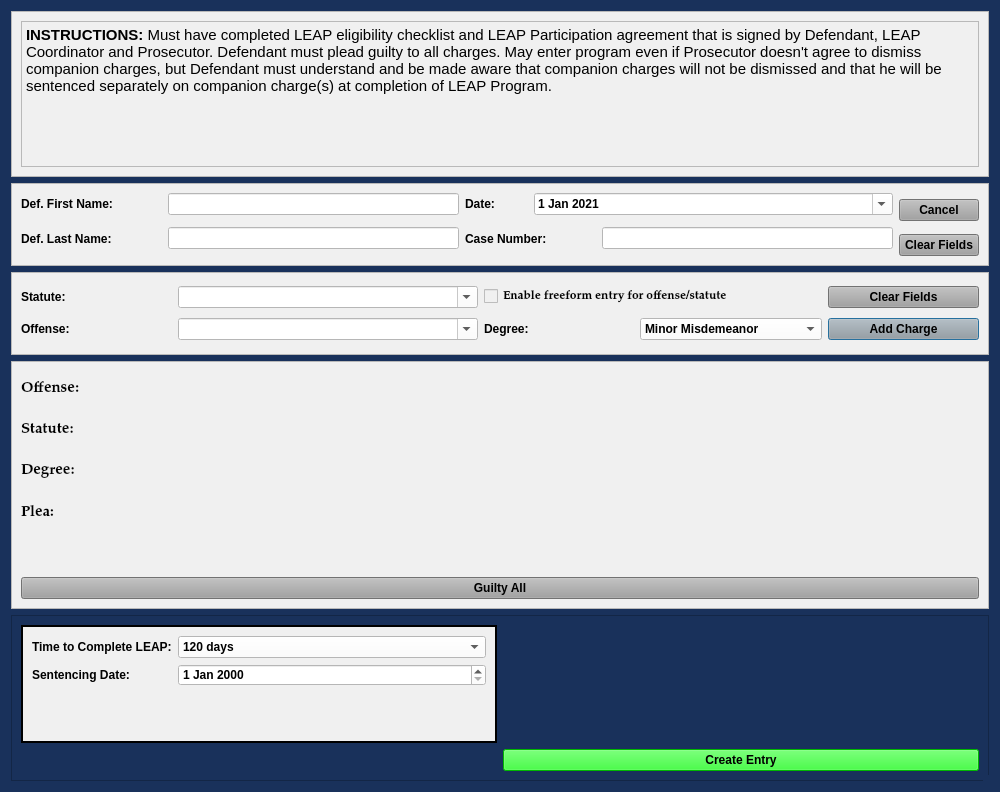
Before: the Qt Designer form resources/ui/LeapPleaLongDialog.ui in HunterProgram22/MuniEntry, drawn with Qt 5.
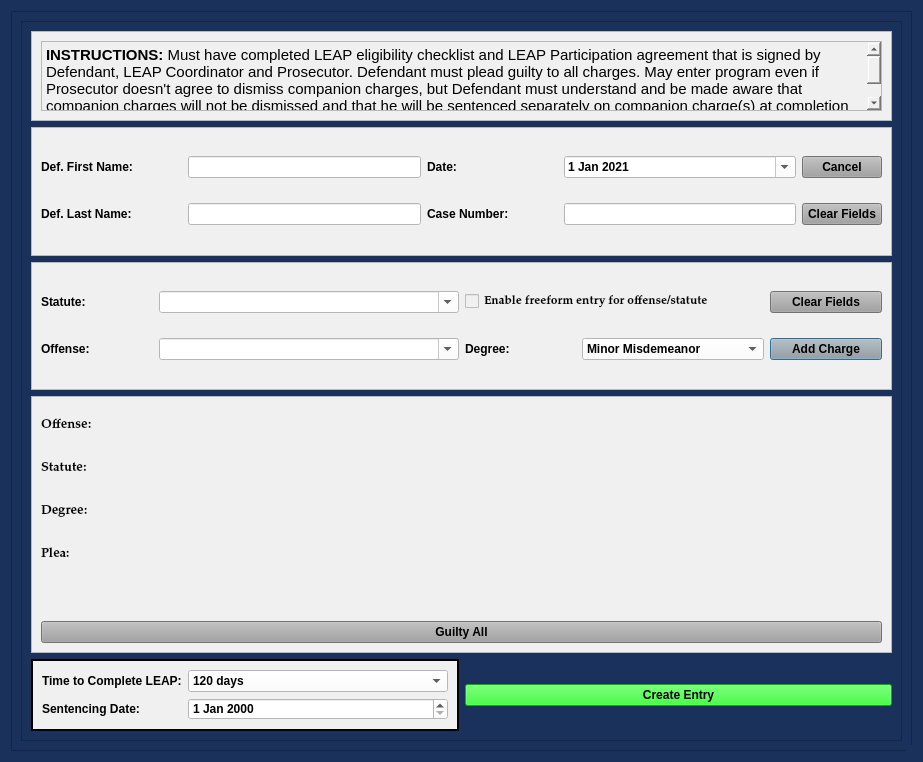
After: the same form once the commit is applied.

Commit message: Updated UIs for scroll and arraignment load to set value if no FRA.

```diff
--- a/resources/ui/LeapPleaLongDialog.ui
+++ b/resources/ui/LeapPleaLongDialog.ui
@@ -9,8 +9,8 @@
    <rect>
     <x>0</x>
     <y>0</y>
-    <width>1000</width>
-    <height>792</height>
+    <width>923</width>
+    <height>762</height>
    </rect>
   </property>
   <property name="sizePolicy">
@@ -125,7 +125,7 @@
   <property name="font">
    <font>
     <family>Palatino Linotype</family>
-    <pointsize>11</pointsize>
+    <pointsize>10</pointsize>
     <weight>75</weight>
     <italic>false</italic>
     <bold>true</bold>
@@ -148,8 +148,38 @@
   <property name="modal">
    <bool>true</bool>
   </property>
-  <layout class="QVBoxLayout" name="verticalLayout" stretch="2,1,1,3,2">
+  <layout class="QVBoxLayout" name="verticalLayout" stretch="2">
    <item>
+    <widget class="QFrame" name="frame_4">
+     <property name="styleSheet">
+      <string notr="true">background-color: rgb(25, 49, 91);</string>
+     </property>
+     <property name="frameShape">
+      <enum>QFrame::StyledPanel</enum>
+     </property>
+     <property name="frameShadow">
+      <enum>QFrame::Raised</enum>
+     </property>
+     <layout class="QGridLayout" name="gridLayout_4">
+      <item row="0" column="0">
+       <widget class="QScrollArea" name="scrollArea">
+        <property name="focusPolicy">
+         <enum>Qt::NoFocus</enum>
+        </property>
+        <property name="widgetResizable">
+         <bool>true</bool>
+        </property>
+        <widget class="QWidget" name="scrollAreaWidgetContents">
+         <property name="geometry">
+          <rect>
+           <x>0</x>
+           <y>0</y>
+           <width>883</width>
+           <height>722</height>
+          </rect>
+         </property>
+         <layout class="QGridLayout" name="gridLayout_5" rowstretch="1,2,2,4,2">
+          <item row="0" column="0" colspan="2">
     <widget class="QFrame" name="frame_2">
      <property name="styleSheet">
       <string notr="true">background-color: rgb(240, 240, 240);</string>
@@ -167,15 +197,15 @@
          <string>&lt;!DOCTYPE HTML PUBLIC &quot;-//W3C//DTD HTML 4.0//EN&quot; &quot;http://www.w3.org/TR/REC-html40/strict.dtd&quot;&gt;
 &lt;html&gt;&lt;head&gt;&lt;meta name=&quot;qrichtext&quot; content=&quot;1&quot; /&gt;&lt;style type=&quot;text/css&quot;&gt;
 p, li { white-space: pre-wrap; }
-&lt;/style&gt;&lt;/head&gt;&lt;body style=&quot; font-family:'Palatino Linotype'; font-size:11pt; font-weight:600; font-style:normal;&quot;&gt;
-&lt;p style=&quot; margin-top:0px; margin-bottom:0px; margin-left:0px; margin-right:0px; -qt-block-indent:0; text-indent:0px;&quot;&gt;INSTRUCTIONS: &lt;span style=&quot; font-weight:400;&quot;&gt;Must have completed LEAP eligibility checklist and LEAP Participation agreement that is signed by Defendant, LEAP Coordinator and Prosecutor. Defendant must plead guilty to all charges. May enter program even if Prosecutor doesn't agree to dismiss companion charges, but Defendant must understand and be made aware that companion charges will not be dismissed and that he will be sentenced separately on companion charge(s) at completion of LEAP Program.&lt;/span&gt;&lt;/p&gt;&lt;/body&gt;&lt;/html&gt;</string>
+&lt;/style&gt;&lt;/head&gt;&lt;body style=&quot; font-family:'Palatino Linotype'; font-size:10pt; font-weight:600; font-style:normal;&quot;&gt;
+&lt;p style=&quot; margin-top:0px; margin-bottom:0px; margin-left:0px; margin-right:0px; -qt-block-indent:0; text-indent:0px;&quot;&gt;&lt;span style=&quot; font-size:11pt;&quot;&gt;INSTRUCTIONS: &lt;/span&gt;&lt;span style=&quot; font-size:11pt; font-weight:400;&quot;&gt;Must have completed LEAP eligibility checklist and LEAP Participation agreement that is signed by Defendant, LEAP Coordinator and Prosecutor. Defendant must plead guilty to all charges. May enter program even if Prosecutor doesn't agree to dismiss companion charges, but Defendant must understand and be made aware that companion charges will not be dismissed and that he will be sentenced separately on companion charge(s) at completion of LEAP Program.&lt;/span&gt;&lt;/p&gt;&lt;/body&gt;&lt;/html&gt;</string>
         </property>
        </widget>
       </item>
      </layout>
     </widget>
    </item>
-   <item>
+          <item row="1" column="0" colspan="2">
     <widget class="QFrame" name="frame_3">
      <property name="styleSheet">
       <string notr="true">background-color: rgb(240, 240, 240);</string>
@@ -220,7 +250,7 @@
         </property>
        </widget>
       </item>
-      <item row="0" column="3" colspan="2">
+             <item row="0" column="3">
        <widget class="QDateEdit" name="plea_trial_date">
         <property name="focusPolicy">
          <enum>Qt::NoFocus</enum>
@@ -247,7 +277,7 @@
         </property>
        </widget>
       </item>
-      <item row="0" column="5" rowspan="2">
+             <item row="0" column="4">
        <widget class="QPushButton" name="cancel_Button">
         <property name="focusPolicy">
          <enum>Qt::NoFocus</enum>
@@ -260,7 +290,7 @@
         </property>
        </widget>
       </item>
-      <item row="1" column="0" rowspan="2">
+             <item row="1" column="0">
        <widget class="QLabel" name="label_2">
         <property name="minimumSize">
          <size>
@@ -273,7 +303,7 @@
         </property>
        </widget>
       </item>
-      <item row="1" column="1" rowspan="2">
+             <item row="1" column="1">
        <widget class="QLineEdit" name="defendant_last_name_lineEdit">
         <property name="enabled">
          <bool>true</bool>
@@ -283,7 +313,7 @@
         </property>
        </widget>
       </item>
-      <item row="1" column="2" rowspan="2" colspan="2">
+             <item row="1" column="2">
        <widget class="QLabel" name="label_3">
         <property name="minimumSize">
          <size>
@@ -296,7 +326,7 @@
         </property>
        </widget>
       </item>
-      <item row="1" column="4" rowspan="2">
+             <item row="1" column="3">
        <widget class="QLineEdit" name="case_number_lineEdit">
         <property name="maximumSize">
          <size>
@@ -309,7 +339,7 @@
         </property>
        </widget>
       </item>
-      <item row="2" column="5">
+             <item row="1" column="4">
        <widget class="QPushButton" name="clear_fields_case_Button">
         <property name="focusPolicy">
          <enum>Qt::NoFocus</enum>
@@ -325,7 +355,7 @@
      </layout>
     </widget>
    </item>
-   <item>
+          <item row="2" column="0" colspan="2">
     <widget class="QFrame" name="frame">
      <property name="styleSheet">
       <string notr="true">background-color: rgb(240, 240, 240);</string>
@@ -487,7 +517,7 @@
      </layout>
     </widget>
    </item>
-   <item>
+          <item row="3" column="0" colspan="2">
     <widget class="QFrame" name="frame_6">
      <property name="styleSheet">
       <string notr="true">background-color: rgb(240, 240, 240);</string>
@@ -506,7 +536,7 @@
           <property name="font">
            <font>
             <family>Palatino Linotype</family>
-            <pointsize>11</pointsize>
+                   <pointsize>10</pointsize>
             <weight>75</weight>
             <italic>false</italic>
             <bold>true</bold>
@@ -522,7 +552,7 @@
           <property name="font">
            <font>
             <family>Palatino Linotype</family>
-            <pointsize>11</pointsize>
+                   <pointsize>10</pointsize>
             <weight>75</weight>
             <italic>false</italic>
             <bold>true</bold>
@@ -538,7 +568,7 @@
           <property name="font">
            <font>
             <family>Palatino Linotype</family>
-            <pointsize>11</pointsize>
+                   <pointsize>10</pointsize>
             <weight>75</weight>
             <italic>false</italic>
             <bold>true</bold>
@@ -554,7 +584,7 @@
           <property name="font">
            <font>
             <family>Palatino Linotype</family>
-            <pointsize>11</pointsize>
+                   <pointsize>10</pointsize>
             <weight>75</weight>
             <italic>false</italic>
             <bold>true</bold>
@@ -593,32 +623,7 @@
      </layout>
     </widget>
    </item>
-   <item>
-    <widget class="QFrame" name="frame_4">
-     <property name="styleSheet">
-      <string notr="true">background-color: rgb(25, 49, 91);</string>
-     </property>
-     <property name="frameShape">
-      <enum>QFrame::StyledPanel</enum>
-     </property>
-     <property name="frameShadow">
-      <enum>QFrame::Raised</enum>
-     </property>
-     <layout class="QGridLayout" name="gridLayout_4">
-      <item row="1" column="1">
-       <widget class="QPushButton" name="create_entry_Button">
-        <property name="styleSheet">
-         <string notr="true">background-color: rgb(0, 255, 0);</string>
-        </property>
-        <property name="text">
-         <string>Create Entry</string>
-        </property>
-        <property name="autoDefault">
-         <bool>false</bool>
-        </property>
-       </widget>
-      </item>
-      <item row="0" column="0">
+          <item row="4" column="0">
        <widget class="QFrame" name="frame_5">
         <property name="styleSheet">
          <string notr="true">background-color: rgb(240, 240, 240);</string>
@@ -674,6 +679,23 @@
         </layout>
        </widget>
       </item>
+          <item row="4" column="1">
+           <widget class="QPushButton" name="create_entry_Button">
+            <property name="styleSheet">
+             <string notr="true">background-color: rgb(0, 255, 0);</string>
+            </property>
+            <property name="text">
+             <string>Create Entry</string>
+            </property>
+            <property name="autoDefault">
+             <bool>false</bool>
+            </property>
+           </widget>
+          </item>
+         </layout>
+        </widget>
+       </widget>
+      </item>
      </layout>
     </widget>
    </item>
```
Left out of the diff: 12 changed lines with no effect on the pictures. Lines whose indentation alone changed are shown as unchanged. The commit also changes 11 other files.
